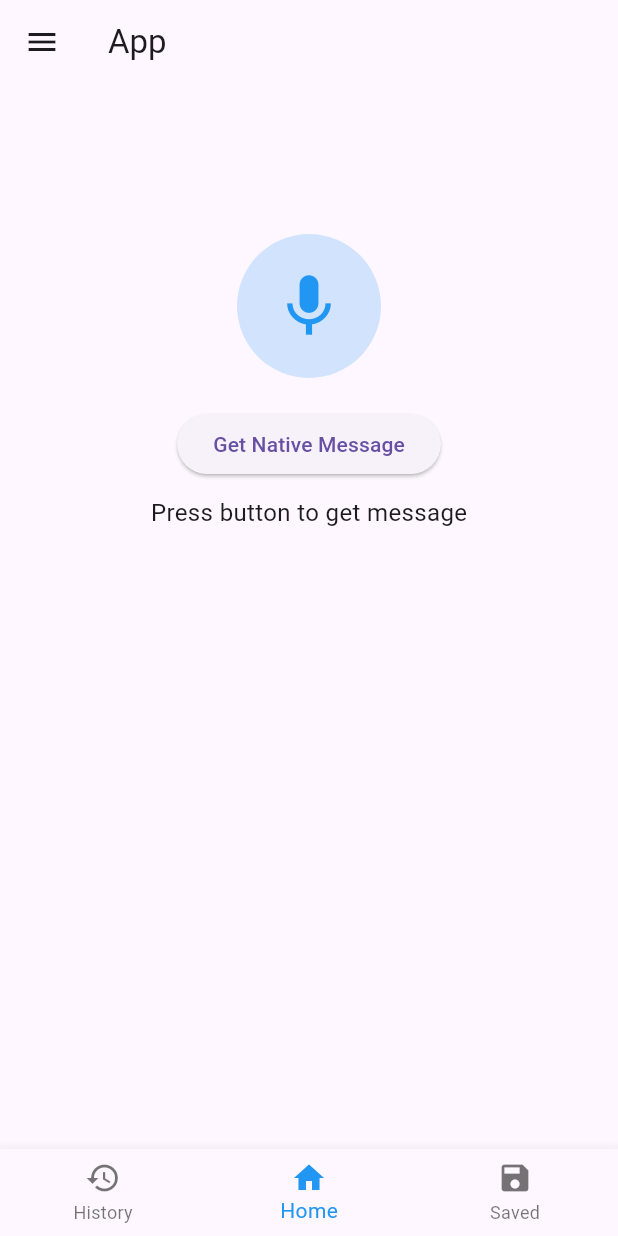
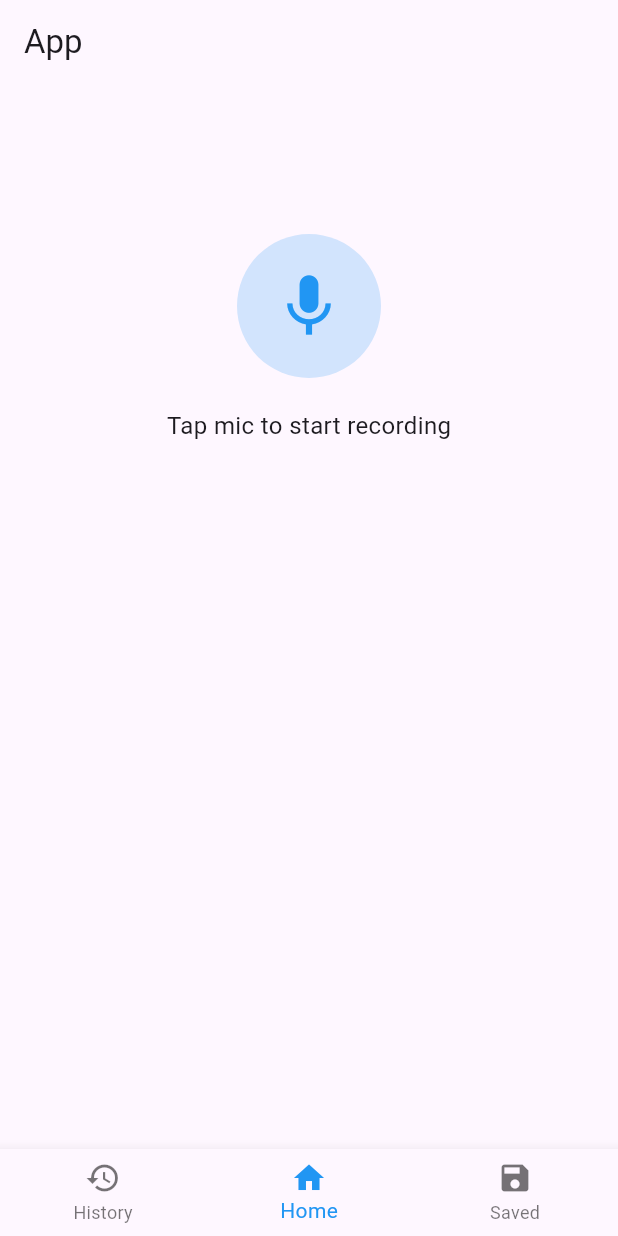
Before and after one commit to audiosiraj/deaf_app, a Flutter app: the screen it shows after launch, on a phone screen of 412 x 824 dp. Run offline on Flutter 3.47's test engine with Material 3 defaults, Android fonts, the light colour scheme and no system bars; our stand-ins replace permission_handler; missing offline and left inert: flutter_sound.

Commit message:
first update

```diff
--- a/lib/main.dart
+++ b/lib/main.dart
@@ -1,6 +1,7 @@
 import 'package:flutter/material.dart';
 import 'package:permission_handler/permission_handler.dart';
-import 'package:flutter/services.dart'; // Import for platform channel
+import 'package:flutter_sound/flutter_sound.dart';
+import 'dart:io';
 
 void main() {
   runApp(const App());
@@ -27,7 +28,7 @@ class MainScreen extends StatefulWidget {
 }
 
 class _MainScreenState extends State<MainScreen> {
-  int _selectedIndex = 1; // Home selected by default
+  int _selectedIndex = 1;
 
   static List<Widget> _screens = [
     const HistoryScreen(),
@@ -47,41 +48,6 @@ class _MainScreenState extends State<MainScreen> {
       appBar: AppBar(
         title: const Text("App"),
       ),
-      drawer: Drawer(
-        child: ListView(
-          padding: EdgeInsets.zero,
-          children: [
-            Container(
-              padding: const EdgeInsets.all(10),
-              color: Colors.blue,
-              child: const Text(
-                "Menu",
-                style: TextStyle(color: Colors.white, fontSize: 18),
-              ),
-            ),
-            ListTile(
-              leading: const Icon(Icons.person),
-              title: const Text("Profile"),
-              onTap: () {},
-            ),
-            ListTile(
-              leading: const Icon(Icons.settings),
-              title: const Text("Settings"),
-              onTap: () {},
-            ),
-            ListTile(
-              leading: const Icon(Icons.brightness_6),
-              title: const Text("Theme"),
-              onTap: () {},
-            ),
-            ListTile(
-              leading: const Icon(Icons.logout),
-              title: const Text("Sign Out"),
-              onTap: () {},
-            ),
-          ],
-        ),
-      ),
       body: _screens[_selectedIndex],
       bottomNavigationBar: BottomNavigationBar(
         items: const <BottomNavigationBarItem>[
@@ -97,7 +63,7 @@ class _MainScreenState extends State<MainScreen> {
   }
 }
 
-// Home Screen with Microphone Icon & Native Function Call
+// Home Screen with Microphone Recording
 class HomeScreen extends StatefulWidget {
   const HomeScreen({super.key});
 
@@ -106,35 +72,48 @@ class HomeScreen extends StatefulWidget {
 }
 
 class _HomeScreenState extends State<HomeScreen> {
-  static const platform = MethodChannel('com.example.myapp/native'); // Method Channel
-  String nativeMessage = "Press button to get message";
+  FlutterSoundRecorder? _recorder;
+  bool _isRecording = false;
+  String? _filePath;
 
   @override
   void initState() {
     super.initState();
-    requestMicrophonePermission();
+    _initRecorder();
+  }
+
+  Future<void> _initRecorder() async {
+    _recorder = FlutterSoundRecorder();
+    await _recorder!.openRecorder();
+    await requestMicrophonePermission();
   }
 
   Future<void> requestMicrophonePermission() async {
     var status = await Permission.microphone.request();
-    if (status.isGranted) {
-      print("Microphone permission granted");
-    } else if (status.isDenied) {
-      print("Microphone permission denied");
-    } else if (status.isPermanentlyDenied) {
+    if (!status.isGranted) {
       openAppSettings();
     }
   }
 
-  Future<void> getNativeMessage() async {
-    try {
-      final String result = await platform.invokeMethod('getNativeMessage');
-      setState(() {
-        nativeMessage = result;
-      });
-    } catch (e) {
-      print("Failed to get native message: $e");
+  Future<void> _toggleRecording() async {
+    if (_isRecording) {
+      _filePath = await _recorder!.stopRecorder();
+      print("Recording saved: $_filePath");
+    } else {
+      Directory tempDir = Directory.systemTemp;
+      _filePath = '${tempDir.path}/temp_audio.aac';
+      await _recorder!.startRecorder(toFile: _filePath);
+      print("Recording started...");
     }
+    setState(() {
+      _isRecording = !_isRecording;
+    });
+  }
+
+  @override
+  void dispose() {
+    _recorder!.closeRecorder();
+    super.dispose();
   }
 
   @override
@@ -150,20 +129,20 @@ class _HomeScreenState extends State<HomeScreen> {
             ),
             padding: const EdgeInsets.all(15),
             child: IconButton(
-              icon: const Icon(Icons.mic, size: 50, color: Colors.blue),
-              onPressed: () {
-                requestMicrophonePermission();
-              },
+              icon: Icon(
+                _isRecording ? Icons.stop : Icons.mic,
+                size: 50,
+                color: Colors.blue,
+              ),
+              onPressed: _toggleRecording,
             ),
           ),
         ),
         const SizedBox(height: 20),
-        ElevatedButton(
-          onPressed: getNativeMessage,
-          child: const Text("Get Native Message"),
+        Text(
+          _isRecording ? "Recording..." : "Tap mic to start recording",
+          style: const TextStyle(fontSize: 16),
         ),
-        const SizedBox(height: 10),
-        Text(nativeMessage, style: const TextStyle(fontSize: 16)),
       ],
     );
   }
--- a/pubspec.yaml
+++ b/pubspec.yaml
@@ -35,6 +35,9 @@ dependencies:
   # Use with the CupertinoIcons class for iOS style icons.
   cupertino_icons: ^1.0.8
   permission_handler: ^11.3.1
+  flutter_sound: ^9.23.1
+  speech_to_text: ^7.0.0
+  path_provider: ^2.1.5
 
 dev_dependencies:
   flutter_test:
```
Also changed, not shown: pubspec.lock, 4 other files.
